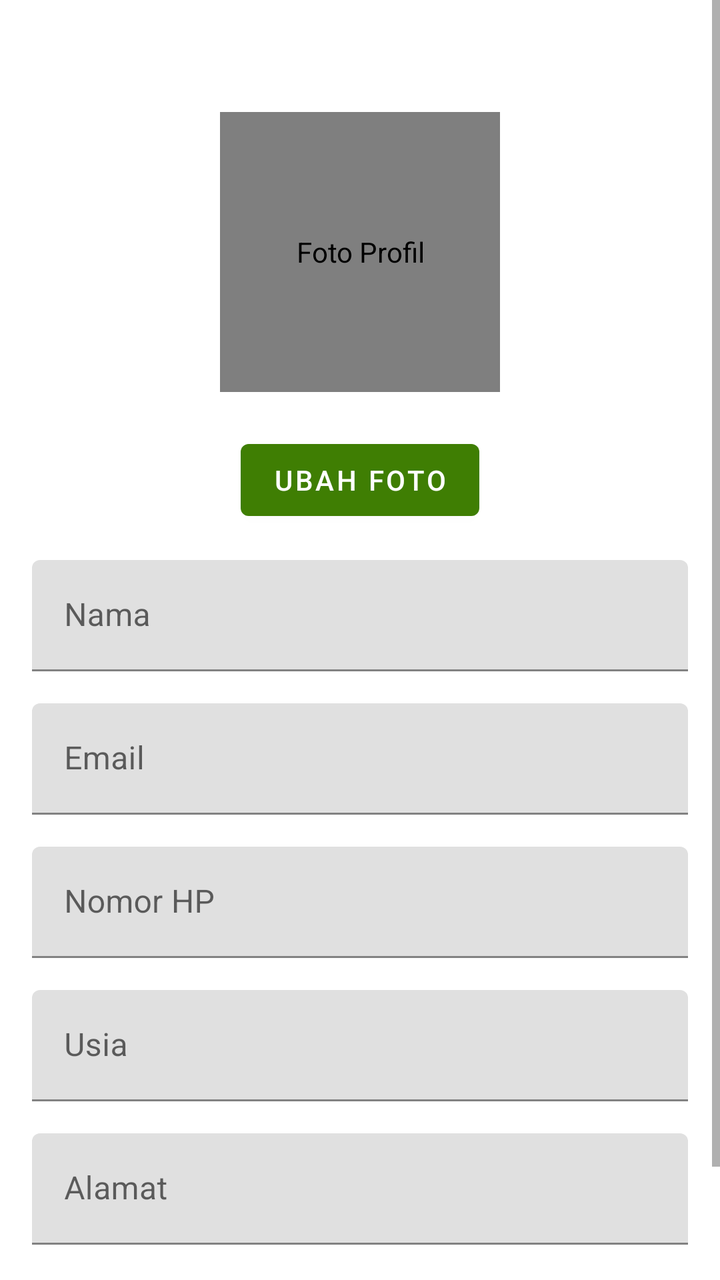
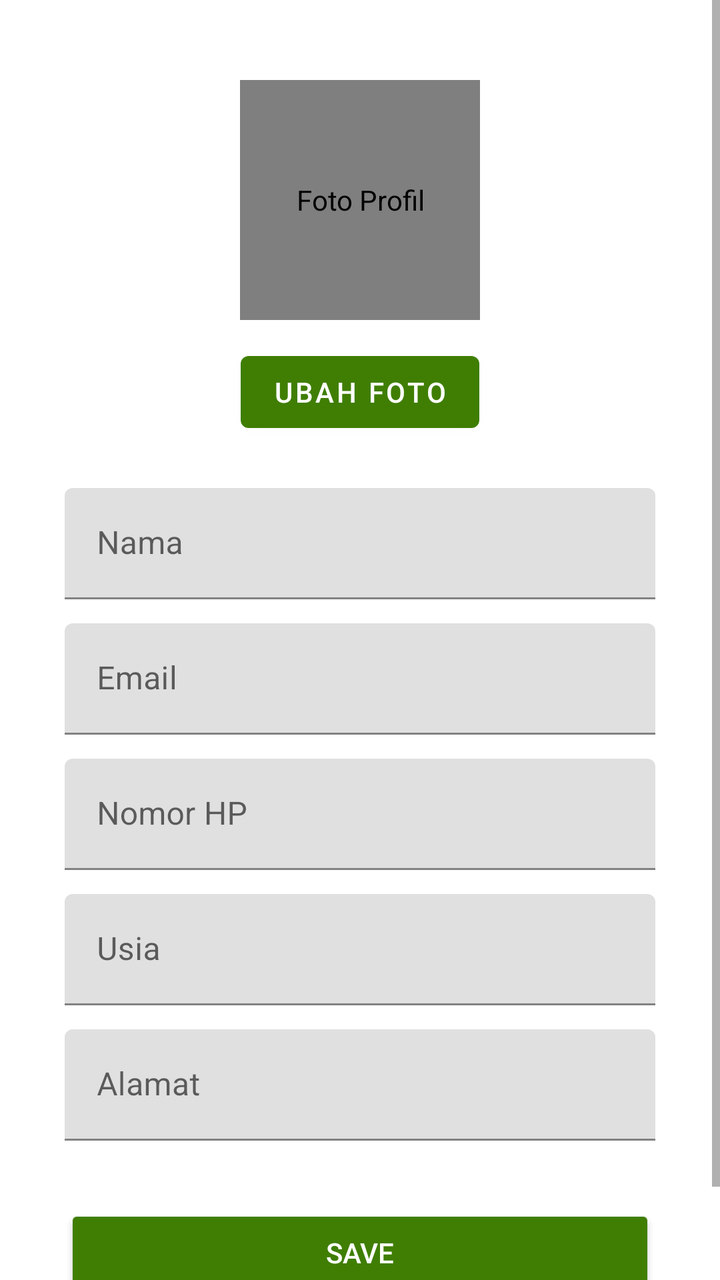

Compare the two renders of this Android layout. The source of the first and the diff that turns it into the second are given below.
<!-- AndroidManifest.xml: application theme Theme.SmartBite -->
<!-- res/layout/activity_form_user_preference.xml -->
<?xml version="1.0" encoding="utf-8"?>
<ScrollView xmlns:android="http://schemas.android.com/apk/res/android"
    xmlns:tools="http://schemas.android.com/tools"
    xmlns:app="http://schemas.android.com/apk/res-auto"
    android:id="@+id/activity_form_user_preference"
    android:layout_width="match_parent"
    android:layout_height="match_parent"
    tools:context=".FormUserPreferenceActivity">

    <LinearLayout
        android:layout_width="match_parent"
        android:layout_height="wrap_content"
        android:orientation="vertical"
        android:padding="16dp">

        <de.hdodenhof.circleimageview.CircleImageView
            android:id="@+id/profile_image"
            android:layout_width="140dp"
            android:layout_height="140dp"
            android:layout_gravity="center"
            android:layout_marginBottom="20dp"
            android:layout_marginTop="40dp"
            android:src="@drawable/th"
            android:contentDescription="@string/profile_picture"
            app:civ_border_width="4dp"
            app:civ_border_color="@color/button_background" />

        <Button
            android:id="@+id/btn_select_photo"
            android:layout_width="wrap_content"
            android:layout_height="wrap_content"
            android:layout_gravity="center"
            android:layout_marginBottom="16dp"
            android:text="@string/select_photo" />

        <com.google.android.material.textfield.TextInputLayout
            android:layout_width="match_parent"
            android:layout_height="wrap_content"
            android:layout_marginBottom="16dp">
            <EditText
                android:id="@+id/edt_name"
                android:layout_width="match_parent"
                android:layout_height="wrap_content"
                android:hint="@string/name"
                android:inputType="textPersonName"
                android:maxLines="1" />
        </com.google.android.material.textfield.TextInputLayout>

        <com.google.android.material.textfield.TextInputLayout
            android:layout_width="match_parent"
            android:layout_height="wrap_content"
            android:layout_marginBottom="16dp">
            <EditText
                android:id="@+id/edt_email"
                android:layout_width="match_parent"
                android:layout_height="wrap_content"
                android:hint="@string/email"
                android:inputType="textEmailAddress"
                android:maxLines="1" />
        </com.google.android.material.textfield.TextInputLayout>

        <com.google.android.material.textfield.TextInputLayout
            android:layout_width="match_parent"
            android:layout_height="wrap_content"
            android:layout_marginBottom="16dp">
            <EditText
                android:id="@+id/edt_phone"
                android:layout_width="match_parent"
                android:layout_height="wrap_content"
                android:hint="@string/phone_number"
                android:inputType="phone"
                android:maxLines="1" />
        </com.google.android.material.textfield.TextInputLayout>

        <com.google.android.material.textfield.TextInputLayout
            android:layout_width="match_parent"
            android:layout_height="wrap_content"
            android:layout_marginBottom="16dp">
            <EditText
                android:id="@+id/edt_age"
                android:layout_width="match_parent"
                android:layout_height="wrap_content"
                android:hint="@string/age"
                android:inputType="number"
                android:maxLines="1" />
        </com.google.android.material.textfield.TextInputLayout>

        <com.google.android.material.textfield.TextInputLayout
            android:layout_width="match_parent"
            android:layout_height="wrap_content"
            android:layout_marginBottom="16dp">
            <EditText
                android:id="@+id/edt_add"
                android:layout_width="match_parent"
                android:layout_height="wrap_content"
                android:hint="@string/add"
                android:inputType="text"
                android:maxLines="2" />
        </com.google.android.material.textfield.TextInputLayout>

        <Button
            android:id="@+id/btn_save"
            style="@style/Widget.AppCompat.Button.Colored"
            android:layout_width="match_parent"
            android:layout_height="wrap_content"
            android:text="@string/save" />
    </LinearLayout>
</ScrollView>
<!-- resources referenced by this layout -->
<resources>
  <color name="button_background">#6200EE</color>
  <!-- drawable th: jpg bitmap (drawable, 9888 bytes) -->
  <string name="add">Alamat</string>
  <string name="age">Usia</string>
  <string name="email">Email</string>
  <string name="name">Nama \n</string>
  <string name="phone_number">Nomor HP</string>
  <string name="profile_picture">Foto Profil</string>
  <string name="save">Save</string>
  <string name="select_photo">Ubah Foto</string>
  <style name="Theme.SmartBite" parent="Theme.MaterialComponents.DayNight.NoActionBar">
          
          <item name="colorPrimary">@color/purple_500</item>
          <item name="colorPrimaryVariant">@color/purple_700</item>
          <item name="colorOnPrimary">@color/white</item>
          
          <item name="colorSecondary">@color/teal_200</item>
          <item name="colorSecondaryVariant">@color/teal_700</item>
          <item name="colorOnSecondary">@color/black</item>
          
          <item name="android:statusBarColor">@android:color/transparent</item>
          <item name="android:navigationBarColor">@android:color/transparent</item>
          <item name="android:windowLayoutInDisplayCutoutMode" tools:targetApi="o_mr1">shortEdges</item>
          
      </style>
  <color name="purple_500">#3F7E03</color>
  <color name="purple_700">#FF3700B3</color>
  <color name="white">#FFFFFFFF</color>
  <color name="teal_200">#FF03DAC5</color>
  <color name="teal_700">#FF018786</color>
  <color name="black">#FF000000</color>
</resources>

<!-- the commit's change to res/layout/activity_form_user_preference.xml (unified diff, before → after) -->
@@ -1,42 +1,53 @@
 <?xml version="1.0" encoding="utf-8"?>
 <ScrollView xmlns:android="http://schemas.android.com/apk/res/android"
+    xmlns:app="http://schemas.android.com/apk/res-auto"
     xmlns:tools="http://schemas.android.com/tools"
-    xmlns:app="http://schemas.android.com/apk/res-auto"
-    android:id="@+id/activity_form_user_preference"
+    android:id="@+id/activity_form_user_preference_scroll"
     android:layout_width="match_parent"
     android:layout_height="match_parent"
+    android:fillViewport="true"
     tools:context=".FormUserPreferenceActivity">
 
-    <LinearLayout
+    <androidx.constraintlayout.widget.ConstraintLayout
+        android:id="@+id/form_root"
         android:layout_width="match_parent"
         android:layout_height="wrap_content"
-        android:orientation="vertical"
         android:padding="16dp">
 
+        
         <de.hdodenhof.circleimageview.CircleImageView
             android:id="@+id/profile_image"
-            android:layout_width="140dp"
-            android:layout_height="140dp"
-            android:layout_gravity="center"
-            android:layout_marginBottom="20dp"
-            android:layout_marginTop="40dp"
+            android:layout_width="120dp"
+            android:layout_height="120dp"
+            android:layout_marginTop="24dp"
             android:src="@drawable/th"
             android:contentDescription="@string/profile_picture"
             app:civ_border_width="4dp"
-            app:civ_border_color="@color/button_background" />
+            app:civ_border_color="@color/button_background"
+            app:layout_constraintEnd_toEndOf="parent"
+            app:layout_constraintStart_toStartOf="parent"
+            app:layout_constraintTop_toTopOf="parent" />
 
         <Button
             android:id="@+id/btn_select_photo"
             android:layout_width="wrap_content"
             android:layout_height="wrap_content"
-            android:layout_gravity="center"
-            android:layout_marginBottom="16dp"
-            android:text="@string/select_photo" />
+            android:layout_marginTop="12dp"
+            android:text="@string/select_photo"
+            app:layout_constraintEnd_toEndOf="parent"
+            app:layout_constraintStart_toStartOf="parent"
+            app:layout_constraintTop_toBottomOf="@+id/profile_image" />
 
+        
         <com.google.android.material.textfield.TextInputLayout
-            android:layout_width="match_parent"
+            android:id="@+id/layout_name"
+            android:layout_width="0dp"
             android:layout_height="wrap_content"
-            android:layout_marginBottom="16dp">
+            android:layout_marginTop="24dp"
+            app:layout_constraintEnd_toEndOf="parent"
+            app:layout_constraintStart_toStartOf="parent"
+            app:layout_constraintTop_toBottomOf="@+id/btn_select_photo"
+            app:layout_constraintWidth_percent="0.9">
             <EditText
                 android:id="@+id/edt_name"
                 android:layout_width="match_parent"
@@ -47,9 +58,14 @@
         </com.google.android.material.textfield.TextInputLayout>
 
         <com.google.android.material.textfield.TextInputLayout
-            android:layout_width="match_parent"
+            android:id="@+id/layout_email"
+            android:layout_width="0dp"
             android:layout_height="wrap_content"
-            android:layout_marginBottom="16dp">
+            android:layout_marginTop="12dp"
+            app:layout_constraintEnd_toEndOf="parent"
+            app:layout_constraintStart_toStartOf="parent"
+            app:layout_constraintTop_toBottomOf="@+id/layout_name"
+            app:layout_constraintWidth_percent="0.9">
             <EditText
                 android:id="@+id/edt_email"
                 android:layout_width="match_parent"
@@ -60,9 +76,14 @@
         </com.google.android.material.textfield.TextInputLayout>
 
         <com.google.android.material.textfield.TextInputLayout
-            android:layout_width="match_parent"
+            android:id="@+id/layout_phone"
+            android:layout_width="0dp"
             android:layout_height="wrap_content"
-            android:layout_marginBottom="16dp">
+            android:layout_marginTop="12dp"
+            app:layout_constraintEnd_toEndOf="parent"
+            app:layout_constraintStart_toStartOf="parent"
+            app:layout_constraintTop_toBottomOf="@+id/layout_email"
+            app:layout_constraintWidth_percent="0.9">
             <EditText
                 android:id="@+id/edt_phone"
                 android:layout_width="match_parent"
@@ -73,9 +94,14 @@
         </com.google.android.material.textfield.TextInputLayout>
 
         <com.google.android.material.textfield.TextInputLayout
-            android:layout_width="match_parent"
+            android:id="@+id/layout_age"
+            android:layout_width="0dp"
             android:layout_height="wrap_content"
-            android:layout_marginBottom="16dp">
+            android:layout_marginTop="12dp"
+            app:layout_constraintEnd_toEndOf="parent"
+            app:layout_constraintStart_toStartOf="parent"
+            app:layout_constraintTop_toBottomOf="@+id/layout_phone"
+            app:layout_constraintWidth_percent="0.9">
             <EditText
                 android:id="@+id/edt_age"
                 android:layout_width="match_parent"
@@ -86,9 +112,14 @@
         </com.google.android.material.textfield.TextInputLayout>
 
         <com.google.android.material.textfield.TextInputLayout
-            android:layout_width="match_parent"
+            android:id="@+id/layout_add"
+            android:layout_width="0dp"
             android:layout_height="wrap_content"
-            android:layout_marginBottom="16dp">
+            android:layout_marginTop="12dp"
+            app:layout_constraintEnd_toEndOf="parent"
+            app:layout_constraintStart_toStartOf="parent"
+            app:layout_constraintTop_toBottomOf="@+id/layout_age"
+            app:layout_constraintWidth_percent="0.9">
             <EditText
                 android:id="@+id/edt_add"
                 android:layout_width="match_parent"
@@ -101,8 +132,16 @@
         <Button
             android:id="@+id/btn_save"
             style="@style/Widget.AppCompat.Button.Colored"
-            android:layout_width="match_parent"
+            android:layout_width="0dp"
             android:layout_height="wrap_content"
-            android:text="@string/save" />
-    </LinearLayout>
+            android:layout_marginTop="32dp"
+            android:layout_marginBottom="24dp"
+            android:text="@string/save"
+            app:layout_constraintBottom_toBottomOf="parent"
+            app:layout_constraintEnd_toEndOf="parent"
+            app:layout_constraintStart_toStartOf="parent"
+            app:layout_constraintTop_toBottomOf="@+id/layout_add"
+            app:layout_constraintWidth_percent="0.9" />
+
+    </androidx.constraintlayout.widget.ConstraintLayout>
 </ScrollView>
